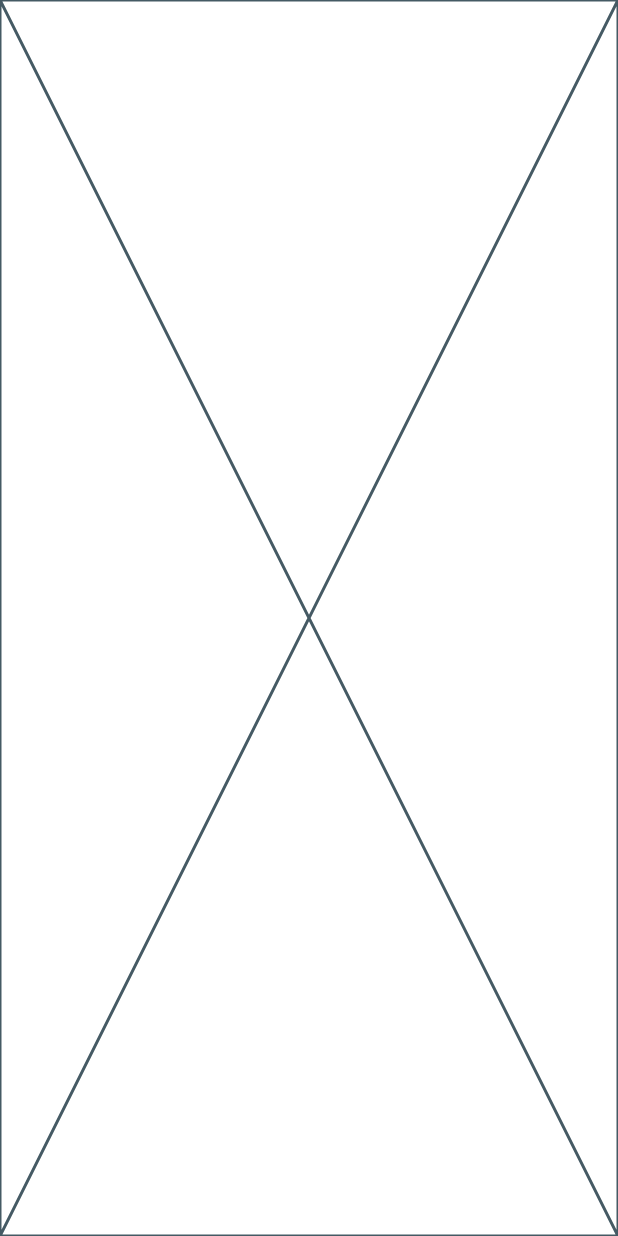
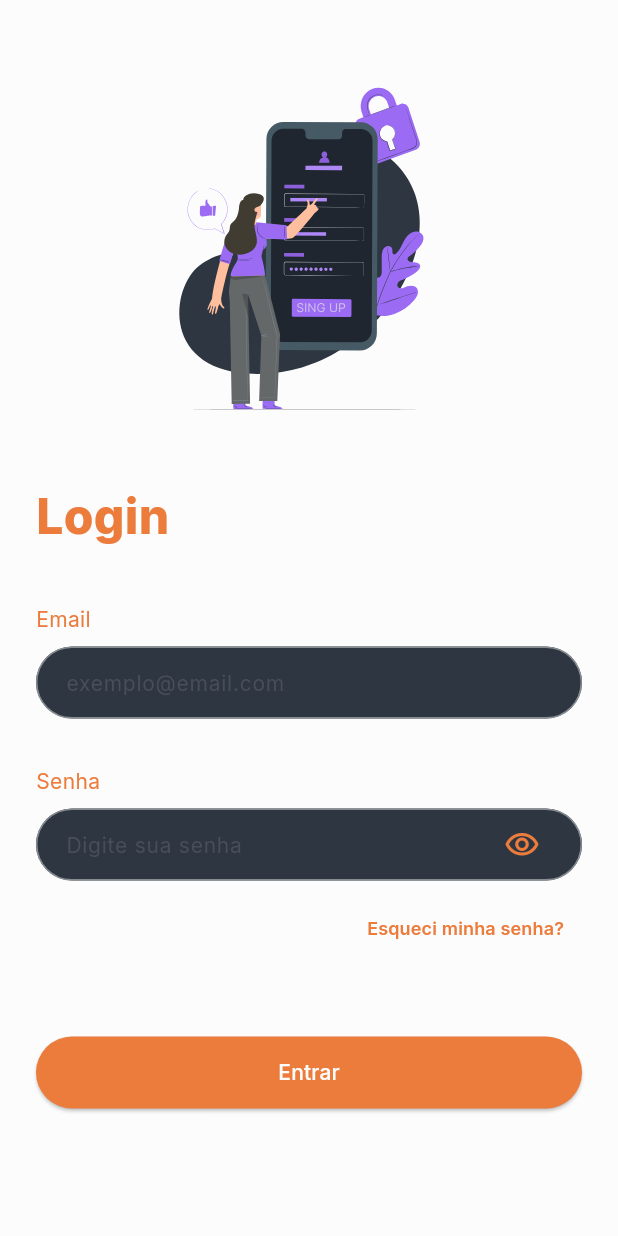
Before and after one commit to JandersonCRB/diapets-mobile, a Flutter app: the screen it shows after launch, on a phone screen of 412 x 824 dp. Run offline on Flutter 3.47's test engine with Material 3 defaults, Android fonts, the phone set to English and light mode, and no system bars; our stand-ins replace flutter_svg, get, google_fonts.

Commit message:
implementing login screen ui

```diff
--- /dev/null
+++ b/lib/components/DiapetsPrimaryButton/diapets_primary_button.dart
@@ -0,0 +1,26 @@
+import 'package:flutter/material.dart';
+
+class DiapetsPrimaryButton extends StatelessWidget {
+  final VoidCallback? onPressed;
+  final Widget child;
+  const DiapetsPrimaryButton({super.key, this.onPressed, required this.child});
+
+  @override
+  Widget build(BuildContext context) {
+    return SizedBox(
+      height: 48,
+      width: double.infinity,
+      child: ElevatedButton(
+        onPressed: onPressed,
+        style: ElevatedButton.styleFrom(
+          backgroundColor: Theme.of(context).colorScheme.primary,
+          foregroundColor: const Color(0xFFFCFCFC),
+          shape: RoundedRectangleBorder(
+            borderRadius: BorderRadius.circular(100),
+          ),
+        ),
+        child: child,
+      ),
+    );
+  }
+}
--- /dev/null
+++ b/lib/components/DiapetsTextField/diapets_text_field.dart
@@ -0,0 +1,72 @@
+import 'package:flutter/material.dart';
+
+class DiapetsTextField extends StatelessWidget {
+  final String label;
+  final String placeholder;
+  final Widget? suffixIcon;
+
+  const DiapetsTextField({
+    super.key,
+    required this.label,
+    this.placeholder = '',
+    this.suffixIcon,
+  });
+
+  @override
+  Widget build(BuildContext context) {
+    var primaryColor = Theme.of(context).colorScheme.primary;
+    return Column(
+      crossAxisAlignment: CrossAxisAlignment.start,
+      children: [
+        Text(
+          label,
+          style: TextStyle(fontSize: 14, color: primaryColor),
+        ),
+        const SizedBox(height: 8),
+        SizedBox(
+          height: 48,
+          child: TextFormField(
+            expands: true,
+            maxLines: null,
+            style: const TextStyle(
+              fontSize: 14,
+              color: Color(0xFFFCFCFC),
+            ),
+            decoration: InputDecoration(
+              suffixIcon: suffixIcon == null
+                  ? null
+                  : Padding(
+                      padding: const EdgeInsets.only(right: 16),
+                      child: suffixIcon,
+                    ),
+              suffixIconColor: primaryColor,
+              hintText: placeholder,
+              hintStyle: const TextStyle(
+                fontSize: 14,
+                color: Color(0xFF494F59),
+              ),
+              contentPadding: const EdgeInsets.only(left: 16),
+              fillColor: const Color(0xFF2E3641),
+              filled: true,
+              border: OutlineInputBorder(
+                borderRadius: BorderRadius.circular(48),
+              ),
+              enabledBorder: OutlineInputBorder(
+                borderRadius: BorderRadius.circular(48),
+                borderSide: const BorderSide(
+                  color: Color(0xFF888D92),
+                ),
+              ),
+              focusedBorder: OutlineInputBorder(
+                borderRadius: BorderRadius.circular(48),
+                borderSide: BorderSide(
+                  color: primaryColor,
+                ),
+              ),
+            ),
+          ),
+        ),
+      ],
+    );
+  }
+}
--- a/lib/main.dart
+++ b/lib/main.dart
@@ -1,5 +1,7 @@
+import 'package:diapets_mobile/pages/login_screen/login_screen.dart';
 import 'package:flutter/material.dart';
 import 'package:get/get_navigation/src/root/get_material_app.dart';
+import 'package:google_fonts/google_fonts.dart';
 
 void main() {
   runApp(const MyApp());
@@ -14,19 +16,16 @@ class MyApp extends StatelessWidget {
     return GetMaterialApp(
       title: 'Flutter Demo',
       theme: ThemeData(
-        colorScheme: ColorScheme.fromSeed(seedColor: Colors.deepPurple),
+        colorScheme: ColorScheme.fromSeed(
+          seedColor: const Color(0xFFEB7C3C),
+          primary: const Color(0xFFEB7C3C),
+          background: const Color(0xFF1F2630),
+          surface: const Color(0xFFFCFCFC),
+        ),
+        fontFamily: GoogleFonts.inter().fontFamily,
         useMaterial3: true,
       ),
-      home: const MyHomePage(),
+      home: const LoginScreen(),
     );
   }
 }
-
-class MyHomePage extends StatelessWidget {
-  const MyHomePage({super.key});
-
-  @override
-  Widget build(BuildContext context) {
-    return const Placeholder();
-  }
-}
--- /dev/null
+++ b/lib/pages/login_screen/login_screen.dart
@@ -0,0 +1,122 @@
+import 'package:diapets_mobile/components/DiapetsPrimaryButton/diapets_primary_button.dart';
+import 'package:diapets_mobile/components/DiapetsTextField/diapets_text_field.dart';
+import 'package:flutter/material.dart';
+import 'package:flutter_svg/svg.dart';
+
+class LoginScreen extends StatelessWidget {
+  const LoginScreen({super.key});
+
+  @override
+  Widget build(BuildContext context) {
+    return Scaffold(
+      body: SizedBox(
+        width: double.infinity,
+        child: Column(
+          children: [
+            const SizedBox(
+              height: 56,
+            ),
+            SvgPicture.asset(
+              'assets/images/pana.svg',
+              semanticsLabel: 'Mulher fazendo login',
+            ),
+            const SizedBox(
+              height: 48,
+            ),
+            const LoginForm(),
+          ],
+        ),
+      ),
+    );
+  }
+}
+
+class LoginForm extends StatelessWidget {
+  const LoginForm({super.key});
+
+  void forgotPassword(BuildContext context) {
+    showDialog(
+        context: context,
+        builder: (context) {
+          return AlertDialog(
+            backgroundColor: Theme.of(context).colorScheme.surface,
+            title: const Text("Esqueci minha senha"),
+            content: const Text(
+              "Não se preocupe, vamos te ajudar a recuperar sua senha... Um dia, quando o dev resolver implementar essa feature",
+            ),
+            actions: [
+              TextButton(
+                onPressed: () {
+                  Navigator.of(context).pop();
+                },
+                child: const Text("Cancelar"),
+              ),
+              TextButton(
+                onPressed: () {
+                  Navigator.of(context).pop();
+                },
+                child: const Text("Voltar"),
+              ),
+            ],
+          );
+        });
+  }
+
+  @override
+  Widget build(BuildContext context) {
+    Color primaryColor = Theme.of(context).primaryColor;
+    return Container(
+      width: double.infinity,
+      padding: const EdgeInsets.symmetric(horizontal: 24),
+      child: Column(
+        crossAxisAlignment: CrossAxisAlignment.start,
+        children: [
+          Text(
+            "Login",
+            style: TextStyle(
+              color: primaryColor,
+              fontSize: 32,
+              fontWeight: FontWeight.w800,
+            ),
+          ),
+          const SizedBox(
+            height: 36,
+          ),
+          const DiapetsTextField(
+            label: "Email",
+            placeholder: "exemplo@email.com",
+          ),
+          const SizedBox(height: 32),
+          DiapetsTextField(
+            label: "Senha",
+            placeholder: "Digite sua senha",
+            suffixIcon: IconButton(
+              onPressed: () {},
+              icon: const Icon(Icons.visibility_outlined),
+            ),
+          ),
+          const SizedBox(height: 8),
+          Align(
+            alignment: Alignment.centerRight,
+            child: TextButton(
+              onPressed: () => forgotPassword(context),
+              child: Text(
+                "Esqueci minha senha?",
+                style: TextStyle(
+                  color: primaryColor,
+                  fontSize: 12,
+                  fontWeight: FontWeight.w600,
+                ),
+              ),
+            ),
+          ),
+          const SizedBox(height: 48),
+          DiapetsPrimaryButton(
+            onPressed: () {},
+            child: const Text("Entrar"),
+          )
+        ],
+      ),
+    );
+  }
+}
```
Also changed, not shown: pubspec.yaml (+4 -3 lines), assets/images/pana.svg (added), pubspec.lock, 1 other file.
